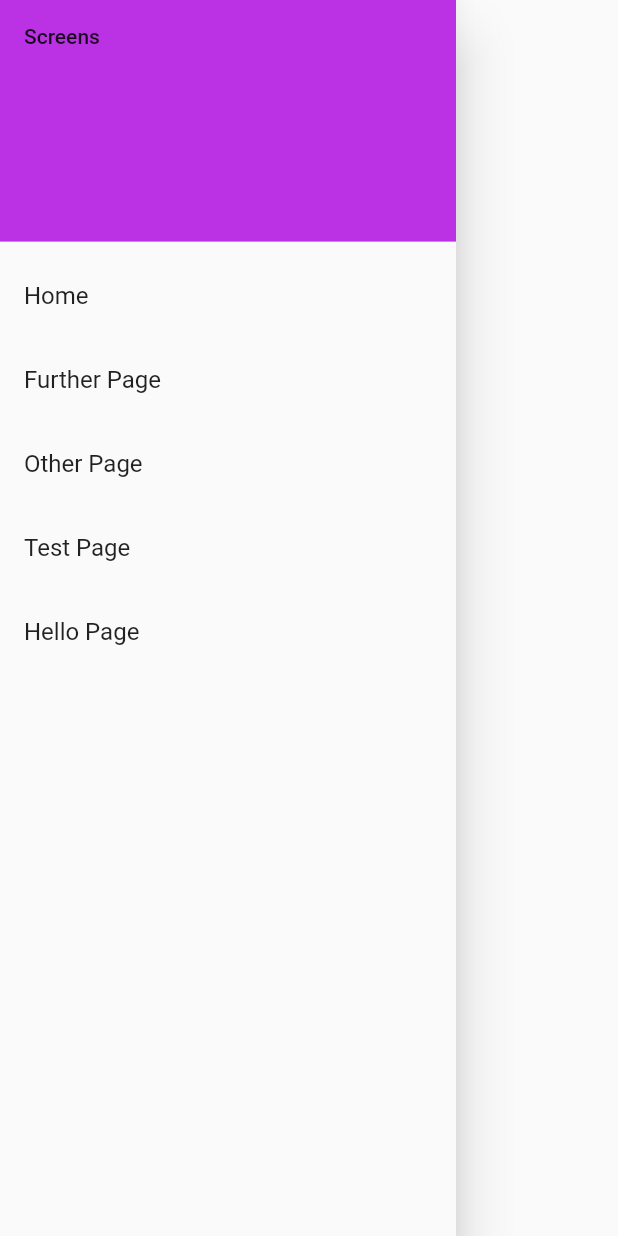
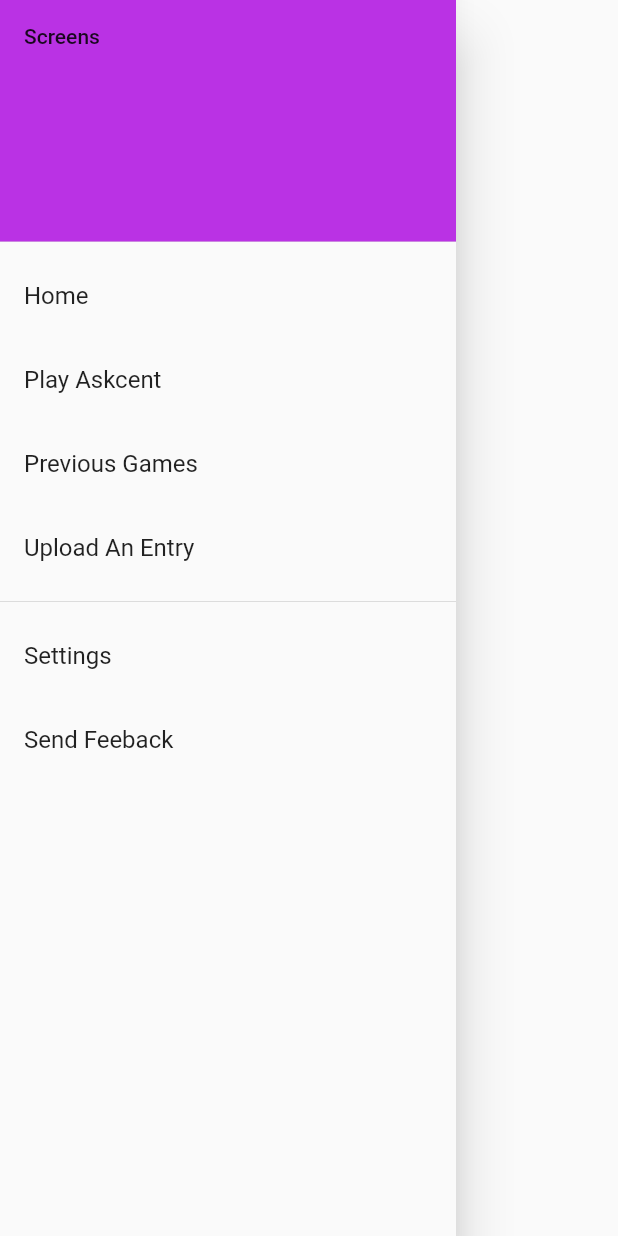
Before and after one commit to aqaz99/Askcent, a Flutter app: what askcentDrawer() shows on an empty page, opened directly, on a phone screen of 412 x 824 dp. Run offline on Flutter 3.47's test engine with Material 2 defaults, Android fonts, the phone set to English and light mode, and no system bars.

Commit message:
Better drawer

```diff
--- a/lib/drawer.dart
+++ b/lib/drawer.dart
@@ -32,7 +32,7 @@ class askcentDrawer extends StatelessWidget {
             },
           ),
           ListTile(
-            title: const Text('Further Page'),
+            title: const Text('Play Askcent'),
             // onTap: () {
             //   var route = ModalRoute.of(context);
             //   Navigator.of(context)
@@ -40,7 +40,7 @@ class askcentDrawer extends StatelessWidget {
             // },
           ),
           ListTile(
-            title: const Text('Other Page'),
+            title: const Text('Previous Games'),
             // onTap: () {
             //   var route = ModalRoute.of(context);
             //   Navigator.of(context)
@@ -48,21 +48,26 @@ class askcentDrawer extends StatelessWidget {
             // },
           ),
           ListTile(
-            title: const Text('Test Page'),
+            title: const Text('Upload An Entry'),
             // onTap: () {
             //   var route = ModalRoute.of(context);
             //   Navigator.of(context).push(
             //       MaterialPageRoute(builder: (context) => LocationPage()));
             // },
           ),
+          Divider(),
           ListTile(
-            title: const Text('Hello Page'),
+            title: const Text('Settings'),
             // onTap: () {
             //   var route = ModalRoute.of(context);
             //   Navigator.of(context)
             //       .push(MaterialPageRoute(builder: (context) => MapPage()));
             // },
           ),
+          ListTile(
+            title: const Text('Send Feeback'),
+            onTap: () {},
+          ),
         ],
       ),
     );
```
